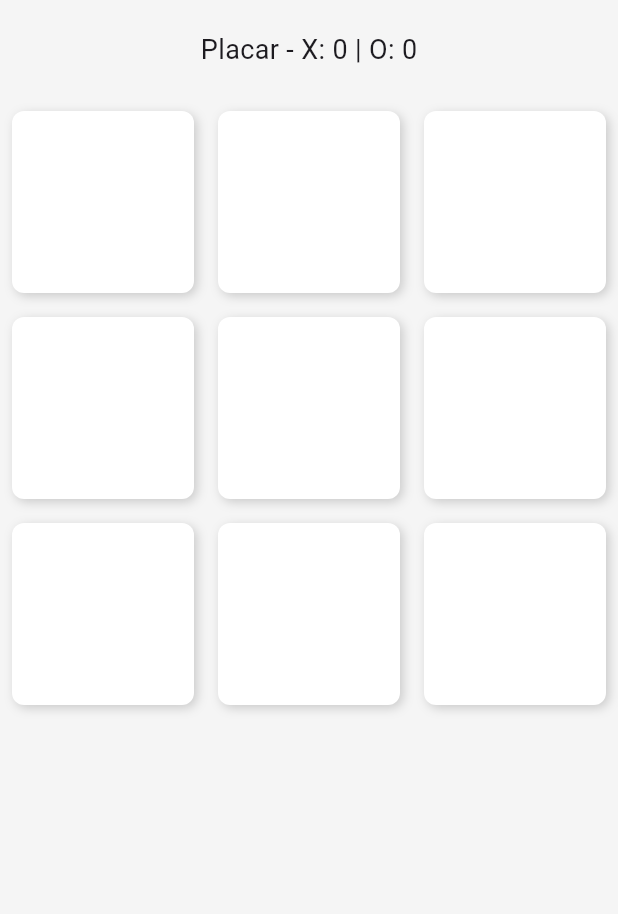
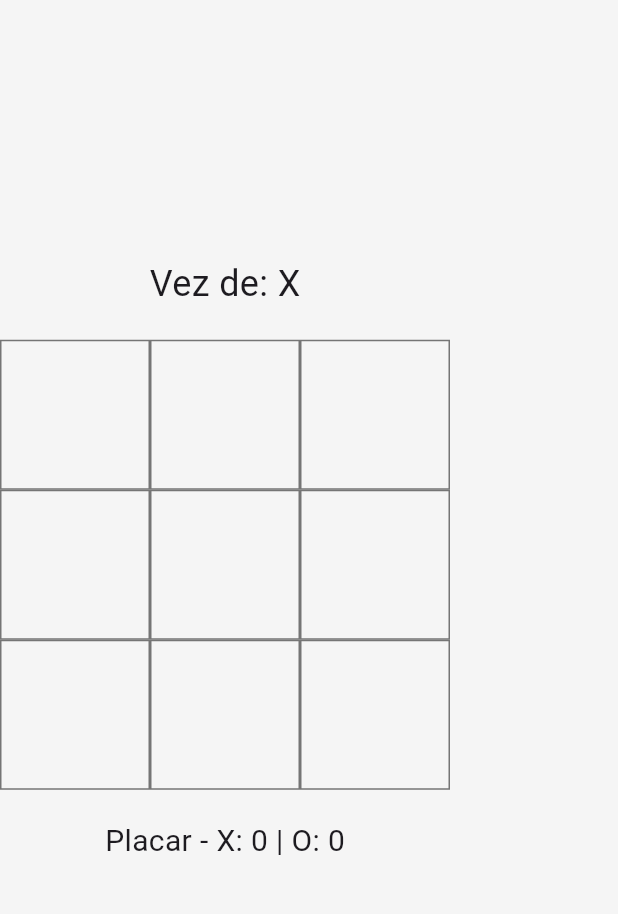
Before and after one commit to Adeilson98/jogo_da_velha, a Flutter app: the JogoDaVelha screen opened directly, on a phone screen of 412 x 824 dp, the part 84-998 px from its top. Run offline on Flutter 3.47's test engine with Material 3 defaults, Android fonts, the phone set to English and light mode, and no system bars; our stand-ins replace confetti.

Commit message:
animação de vitória adicionada

```diff
--- a/lib/jogo_da_velha.dart
+++ b/lib/jogo_da_velha.dart
@@ -1,4 +1,5 @@
 import 'package:flutter/material.dart';
+import 'package:confetti/confetti.dart';
 
 class JogoDaVelha extends StatefulWidget {
 
@@ -14,6 +15,22 @@ class _JogoDaVelhaState extends State<JogoDaVelha> {
   String? _vencedor;
   int _placarX = 0;
   int _placarO = 0;
+
+  late ConfettiController _confettiController;
+
+  @override
+  void initState() {
+    super.initState();
+    _confettiController = ConfettiController(
+        duration: const Duration(seconds: 2),
+    );
+  }
+
+  @override
+  void dispose() {
+    _confettiController.dispose();
+    super.dispose();
+  }
 
   void _resetarTabuleiro() {
 
@@ -76,6 +93,9 @@ class _JogoDaVelhaState extends State<JogoDaVelha> {
             _placarO++;
 
           }
+
+          _confettiController.play();
+
         });
 
         return;
@@ -84,6 +104,23 @@ class _JogoDaVelhaState extends State<JogoDaVelha> {
 
     }
 
+  }
+
+  Widget _construirCelula(int index) {
+    return GestureDetector(
+      onTap: () => _fazerJogada(index),
+      child: Container(
+        decoration: BoxDecoration(
+          border: Border.all(color: Colors.grey.shade600),
+        ),
+        child: Center(
+          child: Text(
+            _tabuleiro[index],
+            style: const TextStyle(fontSize: 48, fontWeight: FontWeight.bold),
+          ),
+        ),
+      ),
+    );
   }
 
   @override
@@ -100,60 +137,48 @@ class _JogoDaVelhaState extends State<JogoDaVelha> {
           ),
         ],
       ),
-      body: Column(
+      body: Stack(
         children: [
-          const SizedBox(height: 20),
+          Column(
+            mainAxisAlignment: MainAxisAlignment.center,
+            children: [
               Text(
-            'Placar - X: $_placarX | O: $_placarO',
-            style: const TextStyle(fontSize: 18),
+                'Vez de: $_jogadorAtual',
+                style: const TextStyle(fontSize: 24),
               ),
               const SizedBox(height: 20),
-          Expanded(
+              SizedBox(
+                width: 300,
+                height: 300,
                 child: GridView.builder(
                   itemCount: 9,
                   gridDelegate: const SliverGridDelegateWithFixedCrossAxisCount(
                     crossAxisCount: 3,
                   ),
-              itemBuilder: (context, index) {
-                return GestureDetector(
-                  onTap: () => _fazerJogada(index),
-                  child: Container(
-                    margin: const EdgeInsets.all(8),
-                    decoration: BoxDecoration(
-                      color: Colors.white,
-                      borderRadius: BorderRadius.circular(8),
-                      boxShadow: [
-                        BoxShadow(
-                          color: Colors.grey.withOpacity(0.5),
-                          blurRadius: 5,
-                          offset: const Offset(2, 2)
-                        ),
-                      ],
-                    ),
-                    child: Center(
-                      child: Text(
-                        _tabuleiro[index],
-                        style: TextStyle(
-                          fontSize: 48,
-                          color: _tabuleiro[index] == 'X'
-                            ? Colors.deepPurple
-                              : Colors.orange,
+                  itemBuilder: (context, index) => _construirCelula(index),
                 ),
               ),
+              const SizedBox(height: 20),
+              Text(
+                'Placar - X: $_placarX | O: $_placarO',
+                style: const TextStyle(fontSize: 20),
+              ),
+              const SizedBox(height: 20),
+              if(_vencedor != null)
+                Column(
+                  children: [
+                    AnimatedScale(
+                      scale: 1.2,
+                      duration: const Duration(milliseconds: 400),
+                      curve: Curves.easeOutBack,
+                      child: Text(
+                        '$_vencedor venceuu!',
+                        style: const TextStyle(
+                          fontSize: 28,
+                          fontWeight: FontWeight.bold,
+                          color: Colors.green,
                         ),
                       ),
-                );
-              },
-            ),
-          ),
-          if(_vencedor != null)
-            Padding(
-              padding: const EdgeInsets.all(16.0),
-              child: Column(
-                children: [
-                  Text(
-                    '$_vencedor venceu!',
-                    style: const TextStyle(fontSize: 24, fontWeight: FontWeight.bold),
                     ),
                     const SizedBox(height: 10),
                     ElevatedButton(
@@ -161,8 +186,24 @@ class _JogoDaVelhaState extends State<JogoDaVelha> {
                       child: const Text('Jogar novamente'),
                     )
                   ],
+                )
+            ],
           ),
-            )
+          Align(
+            alignment: Alignment.topCenter,
+            child: ConfettiWidget(
+              confettiController: _confettiController,
+              blastDirectionality: BlastDirectionality.explosive,
+              shouldLoop: false,
+              colors: const [
+                Colors.red,
+                Colors.green,
+                Colors.blue,
+                Colors.orange,
+                Colors.purple,
+              ],
+            ),
+          ),
         ],
       ),
     );
--- a/pubspec.yaml
+++ b/pubspec.yaml
@@ -38,6 +38,7 @@ dependencies:
 dev_dependencies:
   flutter_test:
     sdk: flutter
+  confetti: ^0.8.0
 
   # The "flutter_lints" package below contains a set of recommended lints to
   # encourage good coding practices. The lint set provided by the package is
```
Also changed, not shown: pubspec.lock. Lines whose indentation alone changed are shown as unchanged.
